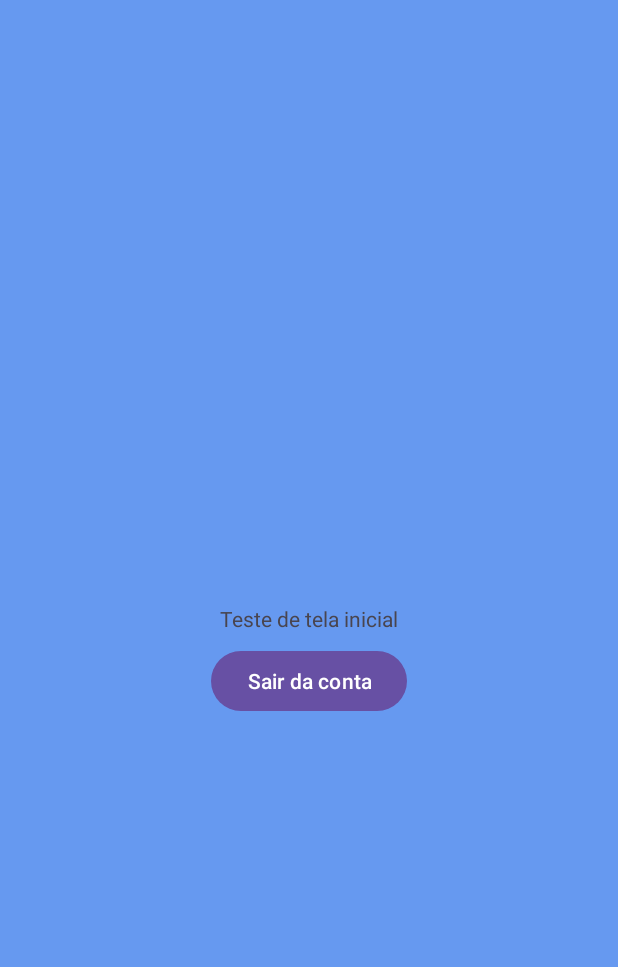
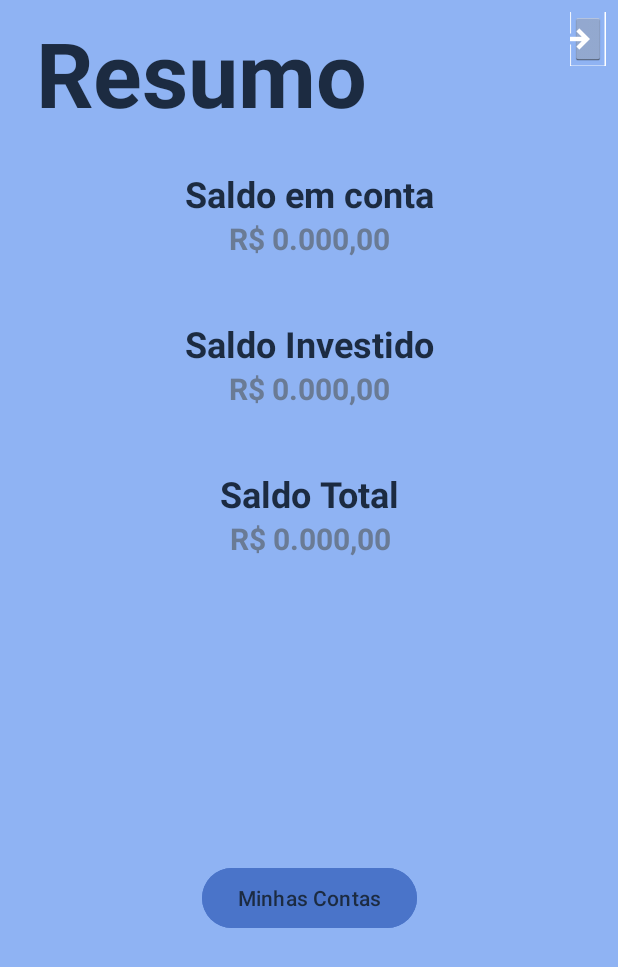
Before and after one commit to SantiagoSchutell/situacao-financeira-, an Android app: the FragmentHome screen opened directly, with no data from a screen before it, on a phone screen of 412 x 824 dp. Shown: the top 967 px of the screen. Run offline under Robolectric (Android 15) with nearby library versions, the phone set to English and light mode, and no system bars; our stand-ins replace Firebase (no records; nobody signed in at launch, a user with empty details on screens opened directly).

Commit message:
Implementado o sistema para adicionar as contas e criação de novas "telas"

```diff
--- a/app/build.gradle.kts
+++ b/app/build.gradle.kts
@@ -47,6 +47,9 @@ dependencies {
     implementation("com.google.firebase:firebase-auth")
 
 
+    implementation("com.google.firebase:firebase-firestore")
+
+
 
     implementation("androidx.navigation:navigation-fragment-ktx:2.9.0")
     implementation("androidx.navigation:navigation-ui-ktx:2.9.0")
--- a/app/src/main/java/com/schutell/situaofinanceira/fragments/FragmentHome.kt
+++ b/app/src/main/java/com/schutell/situaofinanceira/fragments/FragmentHome.kt
@@ -28,7 +28,7 @@ class FragmentHome: Fragment(){
         val usuario = FirebaseAuth.getInstance().currentUser
 
         if (usuario != null){
-            findNavController().navigate(R.id.action_homepage)
+            findNavController().navigate(R.id.action_fragmentLogin_to_fragmentHome)
         } else{
 
             findNavController().navigate(R.id.fragmentLogin)
@@ -37,10 +37,16 @@ class FragmentHome: Fragment(){
 
     override fun onViewCreated(view: View, savedInstanceState: Bundle?) {
         super.onViewCreated(view, savedInstanceState)
+
+
         binding.btnSair.setOnClickListener {
             FirebaseAuth.getInstance().signOut()
             verificarLogin()
 
         }
+
+        binding.btnContas.setOnClickListener {
+            findNavController().navigate(R.id.action_fragment_ContasList)
+        }
     }
 }
--- a/app/src/main/java/com/schutell/situaofinanceira/fragments/FragmentLogin.kt
+++ b/app/src/main/java/com/schutell/situaofinanceira/fragments/FragmentLogin.kt
@@ -24,7 +24,7 @@ class FragmentLogin: Fragment() {
         val usuario = autentication.currentUser
 
         if (usuario != null){
-            findNavController().navigate(R.id.action_homepage)
+            findNavController().navigate(R.id.action_fragmentLogin_to_fragmentHome)
         } else{
             activity?.runOnUiThread {
                 Toast.makeText(requireContext(), "Faça login antes de continuar", Toast.LENGTH_SHORT).show()
--- a/app/src/main/res/layout/activity_home.xml
+++ b/app/src/main/res/layout/activity_home.xml
@@ -3,28 +3,119 @@
     xmlns:app="http://schemas.android.com/apk/res-auto"
     xmlns:tools="http://schemas.android.com/tools"
     android:layout_width="match_parent"
-    android:layout_height="match_parent">
+    android:layout_height="match_parent"
+    android:background="@color/secundaria">
 
     <TextView
         android:id="@+id/textView"
         android:layout_width="wrap_content"
         android:layout_height="wrap_content"
-        android:text="Teste de tela inicial"
-        app:layout_constraintBottom_toBottomOf="parent"
+        android:layout_marginTop="24dp"
+        android:text="@string/saldoLiquidoTotal"
+        android:textColor="@color/textoPrincipal"
+        android:textColorLink="@color/textoPrincipal"
+        android:textSize="24sp"
+        android:textStyle="bold"
         app:layout_constraintEnd_toEndOf="parent"
-        app:layout_constraintHorizontal_bias="0.5"
         app:layout_constraintStart_toStartOf="parent"
-        app:layout_constraintTop_toTopOf="parent"
-        app:layout_constraintVertical_bias="0.5" />
+        app:layout_constraintTop_toBottomOf="@+id/textView12" />
+
+    <TextView
+        android:id="@+id/textView6"
+        android:layout_width="wrap_content"
+        android:layout_height="wrap_content"
+        android:layout_marginTop="40dp"
+        android:text="@string/InvestimentosTEXT"
+        android:textColor="@color/textoPrincipal"
+        android:textSize="24sp"
+        android:textStyle="bold"
+        app:layout_constraintEnd_toEndOf="@+id/textView"
+        app:layout_constraintStart_toStartOf="@+id/textView"
+        app:layout_constraintTop_toBottomOf="@+id/textSaldoTotalEmConta" />
+
+    <TextView
+        android:id="@+id/textView7"
+        android:layout_width="wrap_content"
+        android:layout_height="wrap_content"
+        android:layout_marginTop="40dp"
+        android:text="@string/saldo_principal"
+        android:textColor="@color/textoPrincipal"
+        android:textSize="24sp"
+        android:textStyle="bold"
+        app:layout_constraintEnd_toEndOf="@+id/textView6"
+        app:layout_constraintStart_toStartOf="@+id/textView6"
+        app:layout_constraintTop_toBottomOf="@+id/textSaldoInvestido" />
+
+    <TextView
+        android:id="@+id/textSaldoTotalEmConta"
+        android:layout_width="wrap_content"
+        android:layout_height="wrap_content"
+        android:text="@string/text_carregando"
+        android:textColor="@color/txt"
+        android:textSize="20sp"
+        android:textStyle="bold"
+        app:layout_constraintEnd_toEndOf="@+id/textView"
+        app:layout_constraintStart_toStartOf="@+id/textView"
+        app:layout_constraintTop_toBottomOf="@+id/textView" />
+
+    <TextView
+        android:id="@+id/textSaldoInvestido"
+        android:layout_width="wrap_content"
+        android:layout_height="wrap_content"
+        android:text="@string/text_carregando"
+        android:textColor="@color/txt"
+        android:textSize="20sp"
+        android:textStyle="bold"
+        app:layout_constraintEnd_toEndOf="@+id/textView6"
+        app:layout_constraintStart_toStartOf="@+id/textView6"
+        app:layout_constraintTop_toBottomOf="@+id/textView6" />
+
+    <TextView
+        android:id="@+id/textSaldoTotal"
+        android:layout_width="wrap_content"
+        android:layout_height="wrap_content"
+        android:text="@string/text_carregando"
+        android:textColor="@color/txt"
+        android:textSize="20sp"
+        android:textStyle="bold"
+        app:layout_constraintEnd_toEndOf="@+id/textView7"
+        app:layout_constraintStart_toStartOf="@+id/textView7"
+        app:layout_constraintTop_toBottomOf="@+id/textView7" />
+
+    <TextView
+        android:id="@+id/textView12"
+        android:layout_width="wrap_content"
+        android:layout_height="wrap_content"
+        android:layout_marginStart="24dp"
+        android:layout_marginTop="8dp"
+        android:text="@string/text_resume"
+        android:textColor="@color/textoPrincipal"
+        android:textSize="60sp"
+        android:textStyle="bold"
+        app:layout_constraintStart_toStartOf="parent"
+        app:layout_constraintTop_toTopOf="parent" />
 
     <Button
-        android:id="@+id/btnSair"
+        android:id="@+id/btnContas"
         android:layout_width="wrap_content"
         android:layout_height="wrap_content"
+        android:backgroundTint="@color/acento"
+        android:text="@string/text_contasList"
+        android:textColor="@color/textoPrincipal"
+        app:iconTint="@color/acento"
+        app:layout_constraintBottom_toBottomOf="parent"
+        app:layout_constraintEnd_toEndOf="@+id/textView"
+        app:layout_constraintStart_toStartOf="@+id/textView"
+        app:layout_constraintTop_toBottomOf="@+id/textSaldoTotal" />
+
+    <ImageButton
+        android:id="@+id/btnSair"
+        style="@android:style/Widget.Holo.Light.ImageButton"
+        android:layout_width="24dp"
+        android:layout_height="36dp"
         android:layout_marginTop="8dp"
-        android:text="Sair da conta"
+        android:layout_marginEnd="8dp"
         app:layout_constraintEnd_toEndOf="parent"
-        app:layout_constraintHorizontal_bias="0.5"
-        app:layout_constraintStart_toStartOf="parent"
-        app:layout_constraintTop_toBottomOf="@+id/textView" />
+        app:layout_constraintTop_toTopOf="parent"
+        app:srcCompat="@drawable/common_full_open_on_phone" />
 </androidx.constraintlayout.widget.ConstraintLayout>
--- a/app/src/main/res/navigation/nav_graph.xml
+++ b/app/src/main/res/navigation/nav_graph.xml
@@ -9,18 +9,45 @@
         android:name="com.schutell.situaofinanceira.fragments.FragmentLogin"
         android:label="FragmentLogin" >
         <action
-            android:id="@+id/action_homepage"
-            app:destination="@id/fragmentHome" />
-        <action
             android:id="@+id/action_criarConta"
             app:destination="@id/fragmentCriarConta" />
+        <action
+            android:id="@+id/action_fragmentLogin_to_fragmentHome"
+            app:destination="@id/fragmentHome" />
+    </fragment>
+    <fragment
+        android:id="@+id/fragmentCriarConta"
+        android:name="com.schutell.situaofinanceira.fragments.FragmentCriarConta"
+        android:label="FragmentCriarConta" >
+        <action
+            android:id="@+id/action_fragmentCriarConta_to_fragmentHome"
+            app:destination="@id/fragmentHome" />
     </fragment>
     <fragment
         android:id="@+id/fragmentHome"
         android:name="com.schutell.situaofinanceira.fragments.FragmentHome"
-        android:label="FragmentHome" />
+        android:label="FragmentHome" >
+        <action
+            android:id="@+id/action_fragment_ContasList"
+            app:destination="@id/fragmentListaDeContas" />
+    </fragment>
     <fragment
-        android:id="@+id/fragmentCriarConta"
-        android:name="com.schutell.situaofinanceira.fragments.FragmentCriarConta"
-        android:label="FragmentCriarConta" />
+        android:id="@+id/fragmentListaDeContas"
+        android:name="com.schutell.situaofinanceira.fragments.FragmentListaDeContas"
+        android:label="FragmentListaDeContas" >
+        <action
+            android:id="@+id/action_fragment_AddConta"
+            app:destination="@id/fragmentAdiconarBanco" />
+    </fragment>
+    <fragment
+        android:id="@+id/fragmentAdiconarBanco"
+        android:name="com.schutell.situaofinanceira.fragments.FragmentAdiconarBanco"
+        android:label="FragmentAdiconarBanco" >
+        <action
+            android:id="@+id/action_fragment_login"
+            app:destination="@id/fragmentLogin" />
+        <action
+            android:id="@+id/action_fragmen_para_contasList"
+            app:destination="@id/fragmentListaDeContas" />
+    </fragment>
 </navigation>
--- a/app/src/main/res/values/strings.xml
+++ b/app/src/main/res/values/strings.xml
@@ -19,5 +19,19 @@
     <string name="senha">Senha</string>
     <string name="criarConta">Faça seu Cadastro</string>
     <string name="criarContaC">Cadastrar</string>
+    <string name="saldoLiquidoTotal">Saldo em conta</string>
+    <string name="InvestimentosTEXT">Saldo Investido</string>
+    <string name="text_carregando">R$ 0.000,00</string>
+    <string name="text_resume">Resumo</string>
+    <string name="text_contasList">Minhas Contas</string>
+    <string name="text_adicionar">Nova Conta</string>
+    <string name="text_tipo">Tipo de conta</string>
+    <string name="tipo_corretora">Corretora de investimentos</string>
+    <string name="tipo_contacorretne">Conta corrente</string>
+    <string name="tipo_crypto">Cryptomoedas [BETA]</string>
+    <string name="text_addConta">Adicionar</string>
+    <string name="app_contas">Contas</string>
+    <string name="app_contascadastradas">Contas cadastradas</string>
+    <string name="app_navall">carregando...</string>
 
 </resources>
--- a/gradle.properties
+++ b/gradle.properties
@@ -21,3 +21,5 @@ kotlin.code.style=official
 # resources declared in the library itself and none from the library's dependencies,
 # thereby reducing the size of the R class for that library
 android.nonTransitiveRClass=true
+
+org.gradle.java.home=C\:/Program Files/Android/Android Studio/jbr
```
Also changed, not shown: app/src/main/AndroidManifest.xml (+4 -3 lines), app/src/main/java/com/schutell/situaofinanceira/Activity_contasListView.kt (added, +34 -0 lines), app/src/main/java/com/schutell/situaofinanceira/ContaAdapter.kt (added, +46 -0 lines), app/src/main/java/com/schutell/situaofinanceira/fragments/FragmentAdiconarBanco.kt (added, +89 -0 lines), app/src/main/java/com/schutell/situaofinanceira/fragments/FragmentCriarConta.kt (+22 -2 lines), app/src/main/java/com/schutell/situaofinanceira/fragments/FragmentListaDeContas.kt (added, +82 -0 lines), app/src/main/res/layout/activity_adicionarbanco.xml (added, +103 -0 lines), app/src/main/res/layout/activity_contas_list_view.xml (added, +29 -0 lines), app/src/main/res/layout/activity_listadecontas.xml (added, +61 -0 lines), 1 other file.
